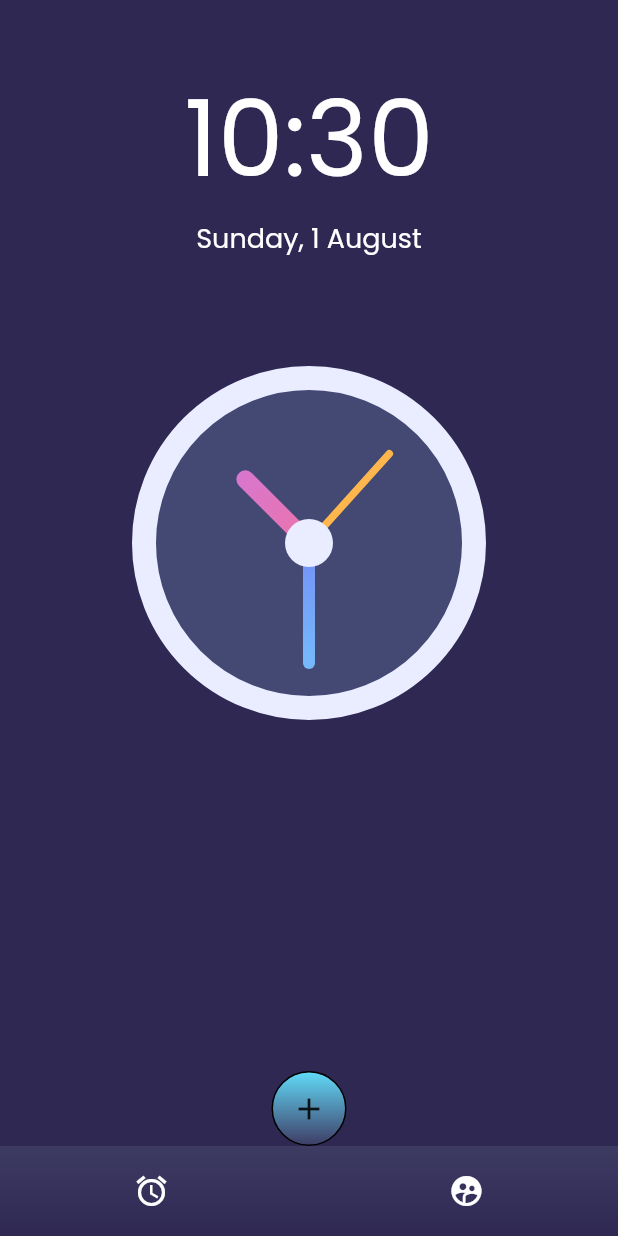
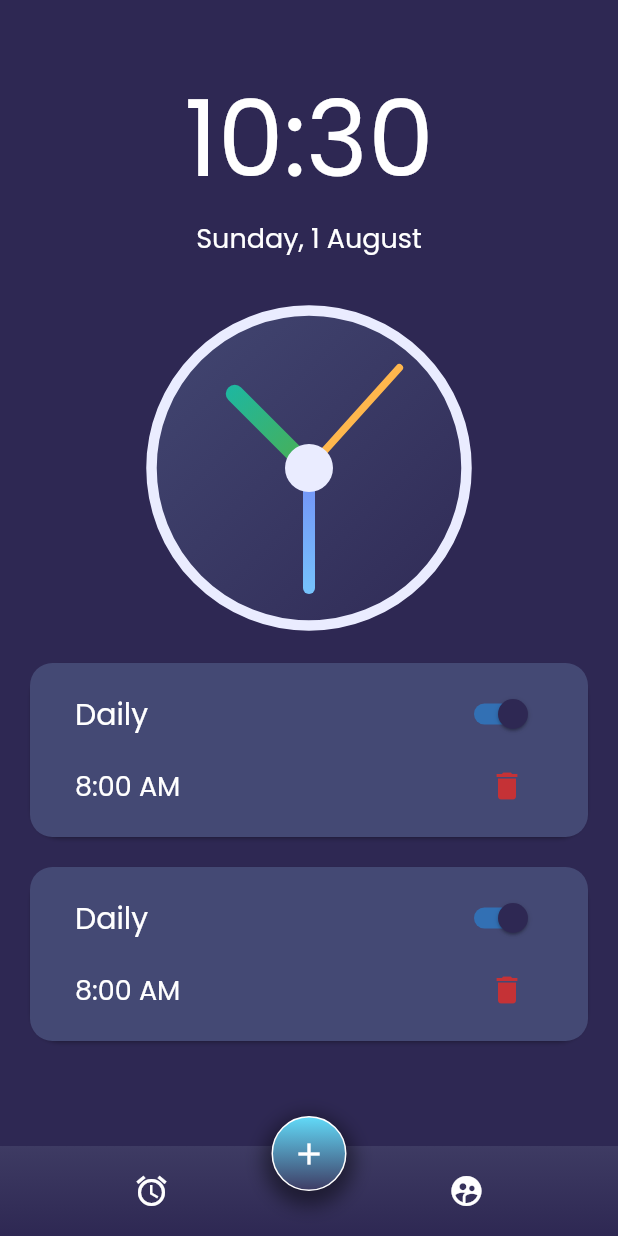
Before and after one commit to ishaan-arya/wake-me-up, a Flutter app: the screen it shows after launch, on a phone screen of 412 x 824 dp. Run offline on Flutter 3.47's test engine with Material 2 defaults, Android fonts, the phone set to English and light mode, and no system bars; our stand-ins replace shared_preferences; missing offline and left inert: qr_code_scanner.

Commit message:
[main_alarms.screen.dart&&designed_analog_clock.widget.dart] => added listview builder, fixed the center add button, created new clock

```diff
--- a/lib/screens/mainAlarmsScreen/main_alarms.screen.dart
+++ b/lib/screens/mainAlarmsScreen/main_alarms.screen.dart
@@ -1,12 +1,21 @@
 import 'package:flutter/cupertino.dart';
 import 'package:flutter/material.dart';
+import 'package:wake_me_up/models/databaseManagement/database_management.model.dart';
 import 'package:wake_me_up/utils/constants/constants.utils.dart';
 import 'package:wake_me_up/widgets/designedAnalogClock/designed_analog_clock.widget.dart';
 import 'package:wake_me_up/widgets/addAlarmButton/add_alarm_button.widget.dart';
 import 'package:wake_me_up/widgets/largeBottomButton/large_bottom_button.widget.dart';
 
-class MainAlarmsScreen extends StatelessWidget {
+class MainAlarmsScreen extends StatefulWidget {
+  @override
+  _MainAlarmsScreenState createState() => _MainAlarmsScreenState();
+}
+
+class _MainAlarmsScreenState extends State<MainAlarmsScreen> {
+  List<String>? alarms;
+  SharedPreferencesManager sharedprefs = SharedPreferencesManager();
   var zero = DateTime.now().minute < 10 ? '0' : '';
+
   List daysOfWeek = [
     'Monday',
     'Tuesday',
@@ -16,6 +25,7 @@ class MainAlarmsScreen extends StatelessWidget {
     'Saturday',
     'Sunday',
   ];
+
   List months = [
     'January',
     'February',
@@ -30,6 +40,78 @@ class MainAlarmsScreen extends StatelessWidget {
     'November',
     'December',
   ];
+
+  void initAlarms() async {
+    await sharedprefs.initprefs();
+    setState(() {
+      alarms = sharedprefs.getAlarms();
+      alarms = ['eeee', 'oooo'];
+    });
+  }
+
+  Widget alarmTile(Map alarmData, String alarmId) {
+    String? repeat = alarmData['repeat'];
+    String? alarmTime = alarmData['alarmTime'];
+    bool activeState = alarmData['activeState'];
+    return Card(
+      shape: RoundedRectangleBorder(
+          borderRadius: BorderRadius.all(Radius.circular(20))),
+      margin: EdgeInsets.symmetric(horizontal: 20, vertical: 10),
+      child: Container(
+        padding: EdgeInsets.symmetric(horizontal: 30, vertical: 10),
+        decoration: BoxDecoration(
+            borderRadius: BorderRadius.all(Radius.circular(15)),
+            color: Color(0xFF444974)),
+        child: Column(
+          mainAxisAlignment: MainAxisAlignment.center,
+          children: [
+            Row(
+              crossAxisAlignment: CrossAxisAlignment.center,
+              mainAxisAlignment: MainAxisAlignment.spaceBetween,
+              children: [
+                Text(
+                  repeat ?? 'Today',
+                  style: kSubheadingTextStyle,
+                ),
+                Switch(
+                  thumbColor: MaterialStateProperty.all(kPrimaryColor),
+                  inactiveTrackColor: Colors.blue.shade300,
+                    value: activeState,
+                    onChanged: (val) {
+                      val
+                          ? sharedprefs.activateAlarm(alarmId)
+                          : sharedprefs.deactivateAlarm(alarmId);
+                      setState(() {});
+                    }),
+              ],
+            ),
+            Row(
+              crossAxisAlignment: CrossAxisAlignment.center,
+              mainAxisAlignment: MainAxisAlignment.spaceBetween,
+              children: [
+                Text(alarmTime ?? '12:00', style: kProfileItemTextStyle),
+                IconButton(
+                    onPressed: () {
+                      sharedprefs.deleteAlarmData(alarmId);
+                      setState(() {});
+                    },
+                    icon: Icon(Icons.delete,
+                        color: Colors.red.shade700.withOpacity(0.9)))
+              ],
+            )
+          ],
+        ),
+      ),
+    );
+  }
+
+  @override
+  void initState() {
+    // TODO: implement initState
+    initAlarms();
+    super.initState();
+  }
+
   @override
   Widget build(BuildContext context) {
     return MaterialApp(
@@ -53,24 +135,54 @@ class MainAlarmsScreen extends StatelessWidget {
               DesignedAnalogClock(),
               SizedBox(height: 20),
               Expanded(
-                child: Container(),
+                child: Container(
+                    height: MediaQuery.of(context).size.height / 2,
+                    child: alarms != null
+                        ? ListView.builder(
+                            itemCount: alarms?.length,
+                            itemBuilder: (context, index) {
+                              String alarmId = alarms![index];
+                              //Map alarmData = sharedprefs.getAlarmData(alarmId);
+                              Map alarmData = {
+                                'repeat': 'Daily',
+                                'alarmTime': '8:00 AM',
+                                'activeState': true,
+                              };
+                              return alarmTile(alarmData, alarmId);
+                            },
+                          )
+                        : Container(
+                            child: Text(
+                            'Please Schedule an Alarm',
+                            style: TextStyle(color: Colors.white, fontSize: 20),
+                          ))),
               ),
-              AddAlarmButton(
-                onTap: () {
-                  Navigator.pushNamed(context, '/');
-                },
-              ),
-              LargeBottomButton(
+              Stack(
+                children: [
+                  Positioned(
+                    top: 20,
+                    child: LargeBottomButton(
                       child: Row(
                         mainAxisAlignment: MainAxisAlignment.spaceBetween,
                         children: [
                           SizedBox(width: 1),
                           Icon(Icons.alarm, color: kContrastColor),
                           SizedBox(width: 10),
-                    Icon(Icons.supervised_user_circle, color: kContrastColor),
+                          Icon(Icons.supervised_user_circle,
+                              color: kContrastColor),
                           SizedBox(width: 1),
                         ],
                       ),
+                    ),
+                  ),
+                  Center(
+                    child: AddAlarmButton(
+                      onTap: () {
+                        Navigator.pushNamed(context, '/');
+                      },
+                    ),
+                  ),
+                ],
               ),
             ],
           ),
--- a/lib/widgets/addAlarmButton/add_alarm_button.widget.dart
+++ b/lib/widgets/addAlarmButton/add_alarm_button.widget.dart
@@ -10,8 +10,15 @@ class AddAlarmButton extends StatelessWidget {
       child: Container(
         height: 50,
         width: 50,
+        margin: EdgeInsets.only(bottom: 30),
         decoration: BoxDecoration(
-          border: Border.all(width: 1.0),
+          boxShadow: [BoxShadow(
+            color: Colors.black45,
+            blurRadius: 10,
+            spreadRadius: 5,
+            offset: Offset(0, 5)
+          )],
+          border: Border.all(width: 1.0, color: Colors.white),
           shape: BoxShape.circle,
           gradient: LinearGradient(
             begin: Alignment.topCenter,
@@ -22,7 +29,7 @@ class AddAlarmButton extends StatelessWidget {
             ],
           ),
         ),
-        child: Icon(Icons.add),
+        child: Icon(Icons.add, color: Colors.white,),
       ),
       onTap: () {
         onTap();
--- a/lib/widgets/largeBottomButton/large_bottom_button.widget.dart
+++ b/lib/widgets/largeBottomButton/large_bottom_button.widget.dart
@@ -9,7 +9,7 @@ class LargeBottomButton extends StatelessWidget {
   Widget build(BuildContext context) {
     return Container(
       height: 60,
-      width: double.infinity,
+      width: MediaQuery.of(context).size.width,
       decoration: BoxDecoration(
         gradient: LinearGradient(
           begin: Alignment.topCenter,
--- a/pubspec.yaml
+++ b/pubspec.yaml
@@ -26,10 +26,7 @@ dependencies:
 
   qr_code_scanner: ^0.5.2
   shared_preferences: ^2.0.6
-  analog_clock: ^0.0.4
   cupertino_icons: ^1.0.2
-  analog_clock: ^0.0.4
-    flutter_analog_clock: ^0.1.1
 
 
 dev_dependencies:
```
Also changed, not shown: lib/models/databaseManagement/database_management.model.dart (+7 -5 lines), lib/widgets/designedAnalogClock/designed_analog_clock.widget.dart (+31 -13 lines), pubspec.lock. Lines whose indentation alone changed are shown as unchanged.
